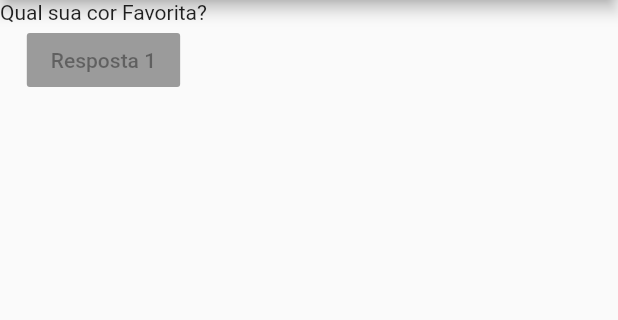
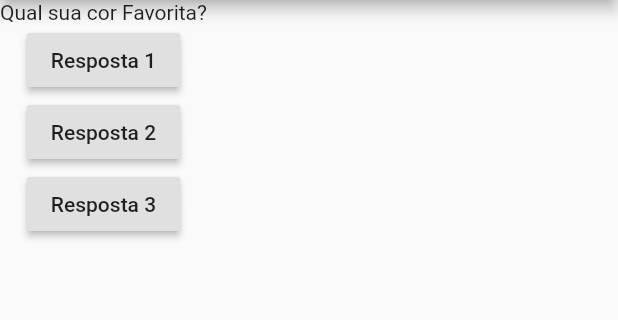
Before and after one commit to VitorL02/Perguntas_Resposta_Flutter, a Flutter app: the screen it shows after launch, on a phone screen of 412 x 824 dp, the part 84-404 px from its top. Run offline on Flutter 3.47's test engine with Material 2 defaults, Android fonts, the phone set to English and light mode, and no system bars.

Commit message:
Funçao adicionada ao botao

```diff
--- a/lib/main.dart
+++ b/lib/main.dart
@@ -3,6 +3,10 @@ import 'package:flutter/material.dart';
 main() => runApp(PerguntaApp());
 
 class PerguntaApp extends StatelessWidget {
+  void respostas() {
+    print('Pergunta Respondida');
+  }
+
   final perguntas = [
     'Qual sua cor Favorita?',
     'Qual seu animal favorito?',
@@ -20,7 +24,15 @@ class PerguntaApp extends StatelessWidget {
             Text(perguntas[0]),
             RaisedButton(
               child: Text('Resposta 1'),
-              onPressed: null,
+              onPressed: respostas,
+            ),
+            RaisedButton(
+              child: Text('Resposta 2'),
+              onPressed: respostas,
+            ),
+            RaisedButton(
+              child: Text('Resposta 3'),
+              onPressed: () => print('Pergunta 3 Respondida'),
             ),
           ],
         ),
```
